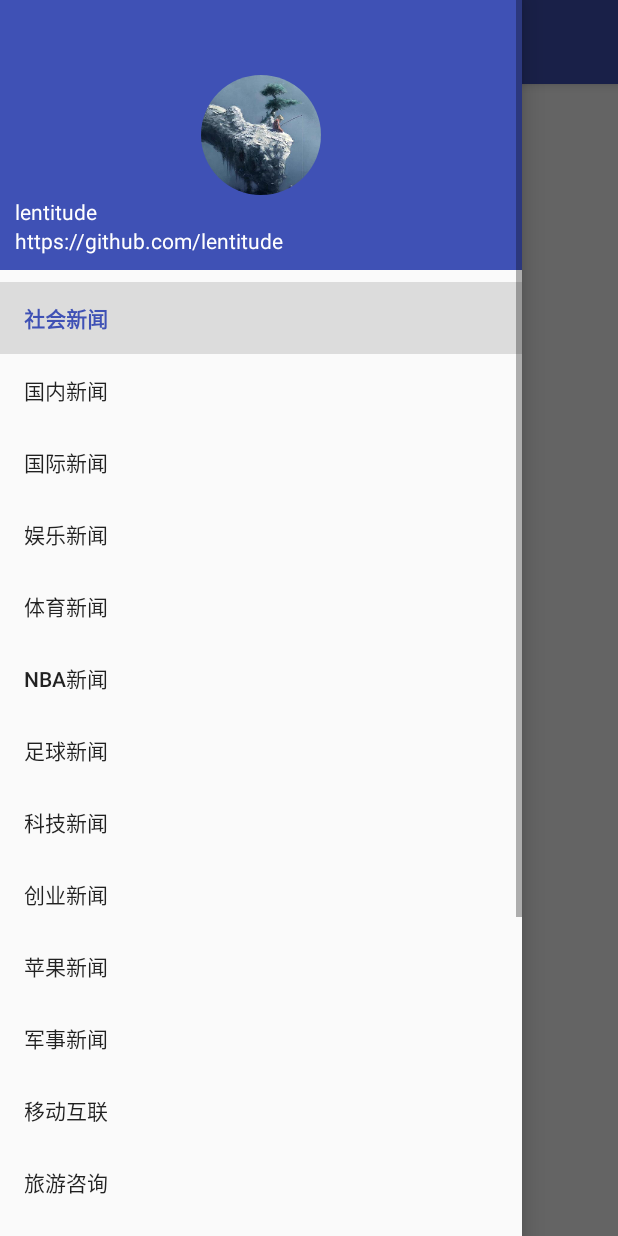
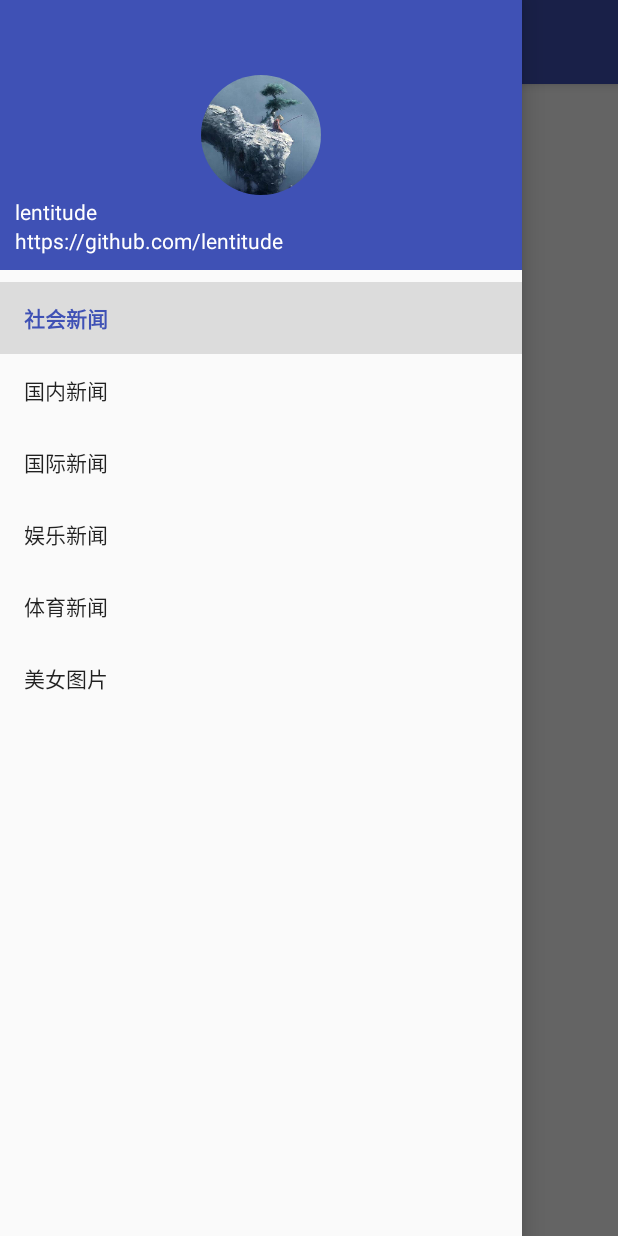
Before and after one commit to Mr-Cai/News, an Android app: the screen it shows after launch (MainActivity), with the side drawer open, on a phone screen of 412 x 824 dp. Run offline under Robolectric (Android 15) with nearby library versions, the light colour scheme and no system bars; our stand-ins replace CircleImageView; pictures from the network do not load.

Commit message:
代码结构优化1.0

```diff
--- a/app/build.gradle
+++ b/app/build.gradle
@@ -1,5 +1,6 @@
 apply plugin: 'com.android.application'
-
+apply plugin: 'kotlin-android'
+apply plugin: 'kotlin-android-extensions' //科特林扩展包(根据布局ID自动实例化)
 android {
     compileSdkVersion 28
     defaultConfig {
--- a/app/src/main/java/com/news/ContentActivity.kt
+++ b/app/src/main/java/com/news/ContentActivity.kt
@@ -5,8 +5,6 @@ import android.os.Bundle
 import android.view.MenuItem
 import android.webkit.WebView
 import android.webkit.WebViewClient
-
-import androidx.appcompat.app.ActionBar
 import androidx.appcompat.app.AppCompatActivity
 import androidx.appcompat.widget.Toolbar
 
--- a/app/src/main/java/com/news/MainActivity.kt
+++ b/app/src/main/java/com/news/MainActivity.kt
@@ -7,37 +7,26 @@ import android.view.View
 import android.widget.AdapterView
 import android.widget.ListView
 import android.widget.Toast
-
-import com.google.android.material.navigation.NavigationView
-import com.news.gson.News
-import com.news.gson.NewsList
-import com.news.util.HttpUtil
-import com.news.util.Utility
-
-import java.io.IOException
-import java.util.ArrayList
-
-import androidx.appcompat.app.ActionBar
 import androidx.appcompat.app.AppCompatActivity
 import androidx.appcompat.widget.Toolbar
 import androidx.core.view.GravityCompat
 import androidx.drawerlayout.widget.DrawerLayout
 import androidx.swiperefreshlayout.widget.SwipeRefreshLayout
-import okhttp3.Call
-import okhttp3.Callback
-import okhttp3.Response
+import com.google.android.material.navigation.NavigationView
+import com.google.android.material.snackbar.Snackbar
+import com.google.gson.Gson
+import com.news.gson.NewsList
+import okhttp3.*
+import java.io.IOException
+import java.util.*
 
 class MainActivity : AppCompatActivity() {
-
-
     private val titleList = ArrayList<Title>()
     private var listView: ListView? = null
     private var adapter: TitleAdapter? = null
     private var navigationView: NavigationView? = null
     private var drawerLayout: DrawerLayout? = null
     private var refreshLayout: SwipeRefreshLayout? = null
-
-
     override fun onCreate(savedInstanceState: Bundle?) {
         super.onCreate(savedInstanceState)
         setContentView(R.layout.activity_main)
@@ -52,15 +41,12 @@ class MainActivity : AppCompatActivity() {
         assert(actionBar != null)
         actionBar!!.setDisplayShowTitleEnabled(true)
         actionBar.title = "社会新闻"
-
         refreshLayout = findViewById(R.id.swipe_layout)
-        refreshLayout!!.setColorSchemeColors(resources.getColor(R.color.colorPrimary))
         listView = findViewById(R.id.list_view)
         adapter = TitleAdapter(this, R.layout.list_view_item, titleList)
         listView!!.adapter = adapter
         listView!!.onItemClickListener = object : AdapterView.OnItemClickListener {
-            internal var intent = Intent(this@MainActivity, ContentActivity::class.java)
-
+            var intent = Intent(this@MainActivity, ContentActivity::class.java)
             override fun onItemClick(parent: AdapterView<*>, view: View, position: Int, id: Long) {
                 val title = titleList[position]
                 intent.putExtra("title", actionBar.title)
@@ -79,19 +65,7 @@ class MainActivity : AppCompatActivity() {
                 R.id.nav_internation -> handleCurrentPage("国际新闻", ITEM_INTERNATION)
                 R.id.nav_fun -> handleCurrentPage("娱乐新闻", ITEM_FUN)
                 R.id.nav_sport -> handleCurrentPage("体育新闻", ITEM_SPORT)
-                R.id.nav_nba -> handleCurrentPage("NBA新闻", ITEM_NBA)
-                R.id.nav_football -> handleCurrentPage("足球新闻", ITEM_FOOTBALL)
-                R.id.nav_technology -> handleCurrentPage("科技新闻", ITEM_TECHNOLOGY)
-                R.id.nav_work -> handleCurrentPage("创业新闻", ITEM_WORK)
-                R.id.nav_apple -> handleCurrentPage("苹果新闻", ITEM_APPLE)
-                R.id.nav_war -> handleCurrentPage("军事新闻", ITEM_WAR)
-                R.id.nav_internet -> handleCurrentPage("移动互联", ITEM_INTERNET)
-                R.id.nav_travel -> handleCurrentPage("旅游资讯", ITEM_TREVAL)
-                R.id.nav_health -> handleCurrentPage("健康知识", ITEM_HEALTH)
-                R.id.nav_strange -> handleCurrentPage("奇闻异事", ITEM_STRANGE)
                 R.id.nav_looker -> handleCurrentPage("美女图片", ITEM_LOOKER)
-                R.id.nav_vr -> handleCurrentPage("VR科技", ITEM_VR)
-                R.id.nav_it -> handleCurrentPage("IT资讯", ITEM_IT)
                 else -> {
                 }
             }
@@ -112,7 +86,7 @@ class MainActivity : AppCompatActivity() {
     /**
      * 判断是否是当前页面,如果不是则 请求处理数据
      */
-    private fun handleCurrentPage(text: String, item: Int) {
+    private fun handleCurrentPage(text: String, item: String) {
         val actionBar = supportActionBar
         if (text != actionBar!!.title!!.toString()) {
             actionBar.title = text
@@ -125,25 +99,21 @@ class MainActivity : AppCompatActivity() {
     /**
      * 请求处理数据
      */
-    fun requestNew(itemName: Int) {
-
-        // 根据返回到的 URL 链接进行申请和返回数据
+    fun requestNew(itemName: String) { // 根据返回到的 URL 链接进行申请和返回数据
         val address = response(itemName)    // key
-        HttpUtil.sendOkHttpRequest(address, object : Callback {
+        OkHttpClient().newCall(Request.Builder().url(address).build()).enqueue(object : Callback {
             override fun onFailure(call: Call, e: IOException) {
-                runOnUiThread { Toast.makeText(this@MainActivity, "新闻加载失败", Toast.LENGTH_SHORT).show() }
+                Snackbar.make(listView!!, e.toString(), 2000).show()
             }
 
-            @Throws(IOException::class)
             override fun onResponse(call: Call, response: Response) {
                 val responseText = response.body()!!.string()
-                val newlist = Utility.parseJsonWithGson(responseText)
-                val code = newlist.code
-                val msg = newlist.msg
+                val newsList = Gson().fromJson(responseText, NewsList::class.java)
+                val code = newsList.code
                 if (code == 200) {
                     titleList.clear()
-                    for (news in newlist.newsList!!) {
-                        val title = Title(news.title, news.description, news.picUrl, news.url)
+                    for (news in newsList.newsList!!) {
+                        val title = Title(news.title!!, news.description!!, news.picUrl!!, news.url!!)
                         titleList.add(title)
                     }
 
@@ -158,98 +128,38 @@ class MainActivity : AppCompatActivity() {
                         refreshLayout!!.isRefreshing = false
                     }
                 }
-
-
             }
         })
-
-
     }
 
     /**
      * 输入不同的类型选项，返回对应的 URL 链接
      */
-    private fun response(itemName: Int): String {
-        var address = "https://api.tianapi.com/social/?key=d4f074e5a8866ff604bd1ee6b981eb96&num=20"
+    private fun response(itemName: String): String {
+        val prefix = "https://api.tianapi.com/"
+        val suffix = "/?key=d4f074e5a8866ff604bd1ee6b981eb96&num=20"
+        var address = ""
         when (itemName) {
-            ITEM_SOCIETY -> {
-            }
-            ITEM_COUNTY -> address = address.replace("social".toRegex(), "guonei")
-            ITEM_INTERNATION -> address = address.replace("social".toRegex(), "world")
-            ITEM_FUN -> address = address.replace("social".toRegex(), "huabian")
-            ITEM_SPORT -> address = address.replace("social".toRegex(), "tiyu")
-            ITEM_NBA -> address = address.replace("social".toRegex(), "nba")
-            ITEM_FOOTBALL -> address = address.replace("social".toRegex(), "football")
-            ITEM_TECHNOLOGY -> address = address.replace("social".toRegex(), "keji")
-            ITEM_WORK -> address = address.replace("social".toRegex(), "startup")
-            ITEM_APPLE -> address = address.replace("social".toRegex(), "apple")
-            ITEM_WAR -> address = address.replace("social".toRegex(), "military")
-            ITEM_INTERNET -> address = address.replace("social".toRegex(), "mobile")
-            ITEM_TREVAL -> address = address.replace("social".toRegex(), "travel")
-            ITEM_HEALTH -> address = address.replace("social".toRegex(), "health")
-            ITEM_STRANGE -> address = address.replace("social".toRegex(), "qiwen")
-            ITEM_LOOKER -> address = address.replace("social".toRegex(), "meinv")
-            ITEM_VR -> address = address.replace("social".toRegex(), "vr")
-            ITEM_IT -> address = address.replace("social".toRegex(), "it")
+            ITEM_SOCIETY -> address = "${prefix}social$suffix"
+            ITEM_COUNTY -> address = "${prefix}guonei$suffix"
+            ITEM_INTERNATION -> address = "${prefix}world$suffix"
+            ITEM_FUN -> address = "${prefix}huabian$suffix"
+            ITEM_SPORT -> address = "${prefix}tiyu$suffix"
+            ITEM_LOOKER -> address = "${prefix}meinv$suffix"
         }
         return address
     }
 
-    private fun parseString(text: String): Int { //通过 actionbar.getTitle() 的参数，返回对应的 ItemName
-        if (text == "社会新闻") {
-            return ITEM_SOCIETY
+    private fun parseString(text: String): String { //通过 actionbar.getTitle() 的参数，返回对应的 ItemName
+        when (text) {
+            ITEM_SOCIETY -> ITEM_SOCIETY
+            ITEM_COUNTY -> ITEM_COUNTY
+            ITEM_INTERNATION -> ITEM_INTERNATION
+            ITEM_FUN -> ITEM_FUN
+            ITEM_SPORT -> ITEM_SPORT
+            ITEM_LOOKER -> ITEM_LOOKER
         }
-        if (text == "国内新闻") {
-            return ITEM_COUNTY
-        }
-        if (text == "国际新闻") {
-            return ITEM_INTERNATION
-        }
-        if (text == "娱乐新闻") {
-            return ITEM_FUN
-        }
-        if (text == "体育新闻") {
-            return ITEM_SPORT
-        }
-        if (text == "NBA新闻") {
-            return ITEM_NBA
-        }
-        if (text == "足球新闻") {
-            return ITEM_FOOTBALL
-        }
-        if (text == "科技新闻") {
-            return ITEM_TECHNOLOGY
-        }
-        if (text == "创业新闻") {
-            return ITEM_WORK
-        }
-        if (text == "苹果新闻") {
-            return ITEM_APPLE
-        }
-        if (text == "军事新闻") {
-            return ITEM_WAR
-        }
-        if (text == "移动互联") {
-            return ITEM_INTERNET
-        }
-        if (text == "旅游资讯") {
-            return ITEM_TREVAL
-        }
-        if (text == "健康知识") {
-            return ITEM_HEALTH
-        }
-        if (text == "奇闻异事") {
-            return ITEM_STRANGE
-        }
-        if (text == "美女图片") {
-            return ITEM_LOOKER
-        }
-        if (text == "VR科技") {
-            return ITEM_VR
-        }
-        return if (text == "IT资讯") {
-            ITEM_IT
-        } else ITEM_SOCIETY
+        return text
     }
 
     override fun onOptionsItemSelected(item: MenuItem): Boolean { //对侧边栏按钮进行处理，打开侧边栏
@@ -268,23 +178,11 @@ class MainActivity : AppCompatActivity() {
     }
 
     companion object {
-        private val ITEM_SOCIETY = 1
-        private val ITEM_COUNTY = 2
-        private val ITEM_INTERNATION = 3
-        private val ITEM_FUN = 4
-        private val ITEM_SPORT = 5
-        private val ITEM_NBA = 6
-        private val ITEM_FOOTBALL = 7
-        private val ITEM_TECHNOLOGY = 8
-        private val ITEM_WORK = 9
-        private val ITEM_APPLE = 10
-        private val ITEM_WAR = 11
-        private val ITEM_INTERNET = 12
-        private val ITEM_TREVAL = 13
-        private val ITEM_HEALTH = 14
-        private val ITEM_STRANGE = 15
-        private val ITEM_LOOKER = 16
-        private val ITEM_VR = 17
-        private val ITEM_IT = 18
+        const val ITEM_SOCIETY = "社会新闻"
+        const val ITEM_COUNTY = "国内新闻"
+        const val ITEM_INTERNATION = "国际新闻"
+        const val ITEM_FUN = "娱乐新闻"
+        const val ITEM_SPORT = "体育新闻"
+        const val ITEM_LOOKER = "美女图片"
     }
 }
--- a/app/src/main/java/com/news/gson/News.kt
+++ b/app/src/main/java/com/news/gson/News.kt
@@ -6,5 +6,4 @@ class News {
     var description: String? = null
     var picUrl: String? = null
     var url: String? = null
-
 }
--- a/app/src/main/java/com/news/gson/NewsList.kt
+++ b/app/src/main/java/com/news/gson/NewsList.kt
@@ -3,11 +3,8 @@ package com.news.gson
 import com.google.gson.annotations.SerializedName
 
 class NewsList {
-
     var code: Int = 0
-
     var msg: String? = null
-
     @SerializedName("newslist")//json数组名需要序列化
     var newsList: List<News>? = null
 
--- a/app/src/main/java/com/news/util/HttpUtil.kt
+++ b/app/src/main/java/com/news/util/HttpUtil.kt
@@ -5,9 +5,6 @@ import okhttp3.Request
 
 object HttpUtil {
     fun sendOkHttpRequest(address: String, callback: okhttp3.Callback) {
-        val client = OkHttpClient()
-        val request = Request.Builder()
-                .url(address).build()
-        client.newCall(request).enqueue(callback)
+        OkHttpClient().newCall(Request.Builder().url(address).build()).enqueue(callback)
     }
 }
--- a/app/src/main/res/menu/nav_menu.xml
+++ b/app/src/main/res/menu/nav_menu.xml
@@ -17,45 +17,7 @@
             android:id="@+id/nav_sport"
             android:title="体育新闻" />
         <item
-            android:id="@+id/nav_nba"
-            android:title="NBA新闻" />
-        <item
-            android:id="@+id/nav_football"
-            android:title="足球新闻" />
-        <item
-            android:id="@+id/nav_technology"
-            android:title="科技新闻" />
-        <item
-            android:id="@+id/nav_work"
-            android:title="创业新闻" />
-        <item
-            android:id="@+id/nav_apple"
-            android:title="苹果新闻" />
-        <item
-            android:id="@+id/nav_war"
-            android:title="军事新闻" />
-        <item
-            android:id="@+id/nav_internet"
-            android:title="移动互联" />
-        <item
-            android:id="@+id/nav_travel"
-            android:title="旅游咨询" />
-        <item
-            android:id="@+id/nav_health"
-            android:title="健康知识" />
-        <item
-            android:id="@+id/nav_strange"
-            android:title="奇闻异事" />
-        <item
             android:id="@+id/nav_looker"
             android:title="美女图片" />
-        <item
-            android:id="@+id/nav_vr"
-            android:title="VR科技" />
-        <item
-            android:id="@+id/nav_it"
-            android:title="IT资讯" />
-
-
     </group>
 </menu>
```
Also changed, not shown: app/src/main/java/com/news/util/Utility.kt (deleted, +0 -16 lines).
